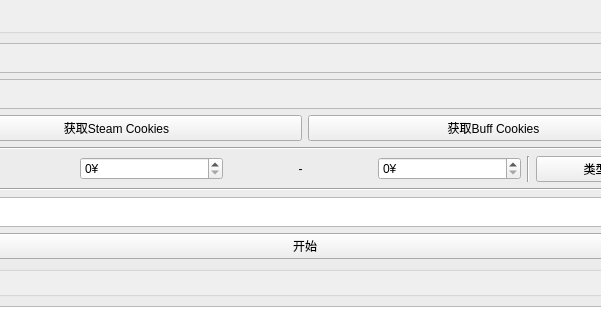
Old version of the form src/ui/oddish.ui in the repository puppylpg/oddish; both pictures show x 95 to 696 and y 0 to 328 of the 800 by 750 pixel window.
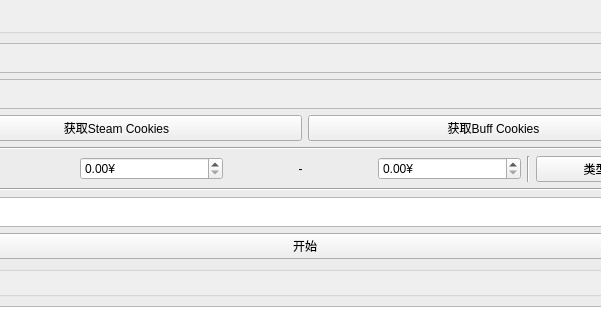
New version of the form.

Commit message: align ui spec file with oddish_base.py

Patch:
```diff
--- a/src/ui/oddish.ui
+++ b/src/ui/oddish.ui
@@ -121,7 +121,7 @@
             </widget>
            </item>
            <item>
-            <widget class="QSpinBox" name="priceMin">
+            <widget class="QDoubleSpinBox" name="priceMin">
              <property name="suffix">
               <string>¥</string>
              </property>
@@ -141,7 +141,7 @@
             </widget>
            </item>
            <item>
-            <widget class="QSpinBox" name="priceMax">
+            <widget class="QDoubleSpinBox" name="priceMax">
              <property name="suffix">
               <string>¥</string>
              </property>
```
